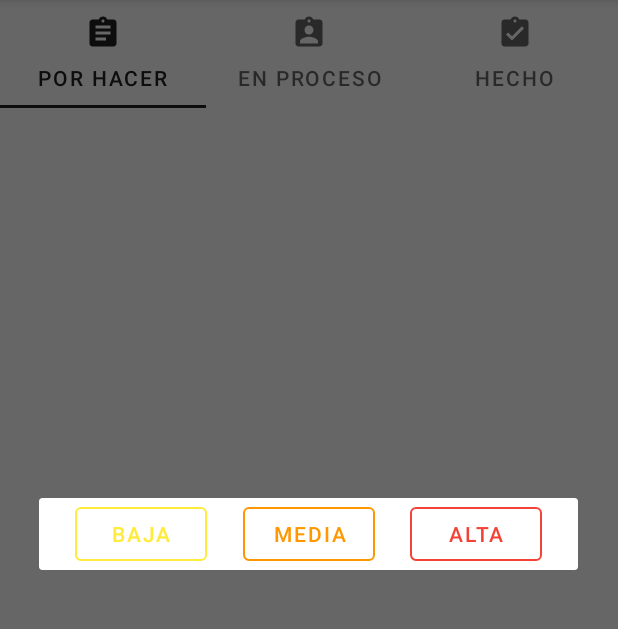
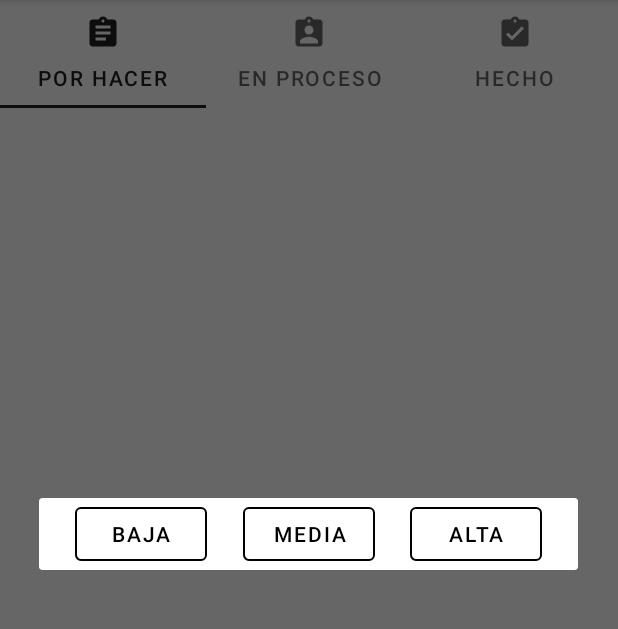
Before and after one commit to dagonco/Herald, an Android app: the screen it shows after launch (MainActivity), after a tap on "Añadir tarea", on a phone screen of 412 x 824 dp, the part 84-713 px from its top. Run offline under Robolectric (Android 15) with nearby library versions, the phone set to English and light mode, and no system bars.

Commit message:
Add some icon and other resources

```diff
--- a/app/src/main/res/values/strings.xml
+++ b/app/src/main/res/values/strings.xml
@@ -11,7 +11,8 @@
     <string name="task_priority_2">Media</string>
     <string name="task_priority_3">Alta</string>
 
-    <!-- TODO: Remove or change this placeholder text -->
-    <string name="hello_blank_fragment">Hello blank fragment</string>
+    <string name="task_save">Guardar</string>
 
+    <string name="task_name_input_layout_hint">Nombre de la tarea</string>
+    <string name="task_date_input_layout_hint">Fecha de la tarea:</string>
 </resources>
--- a/app/src/main/res/values/styles.xml
+++ b/app/src/main/res/values/styles.xml
@@ -4,24 +4,25 @@
 
     <style name="Button" parent="Widget.MaterialComponents.Button.OutlinedButton" />
 
-    <style name="Button.Task" />
+    <style name="Button.Task">
+        <item name="strokeColor">@android:color/black</item>
+        <item name="android:textColor">@android:color/black</item>
+    </style>
 
     <style name="Button.Task.Priority_1">
         <item name="android:text">@string/task_priority_1</item>
-        <item name="android:textColor">@color/task_priority_1</item>
-        <item name="strokeColor">@color/task_priority_1</item>
     </style>
 
     <style name="Button.Task.Priority_2">
         <item name="android:text">@string/task_priority_2</item>
-        <item name="android:textColor">@color/task_priority_2</item>
-        <item name="strokeColor">@color/task_priority_2</item>
     </style>
 
     <style name="Button.Task.Priority_3">
         <item name="android:text">@string/task_priority_3</item>
-        <item name="android:textColor">@color/task_priority_3</item>
-        <item name="strokeColor">@color/task_priority_3</item>
+    </style>
+
+    <style name="Button.Task.Save">
+        <item name="android:text">@string/task_save</item>
     </style>
 
 </resources>
```
Also changed, not shown: app/src/main/res/drawable/ic_calendar.xml (added, +25 -0 lines).
